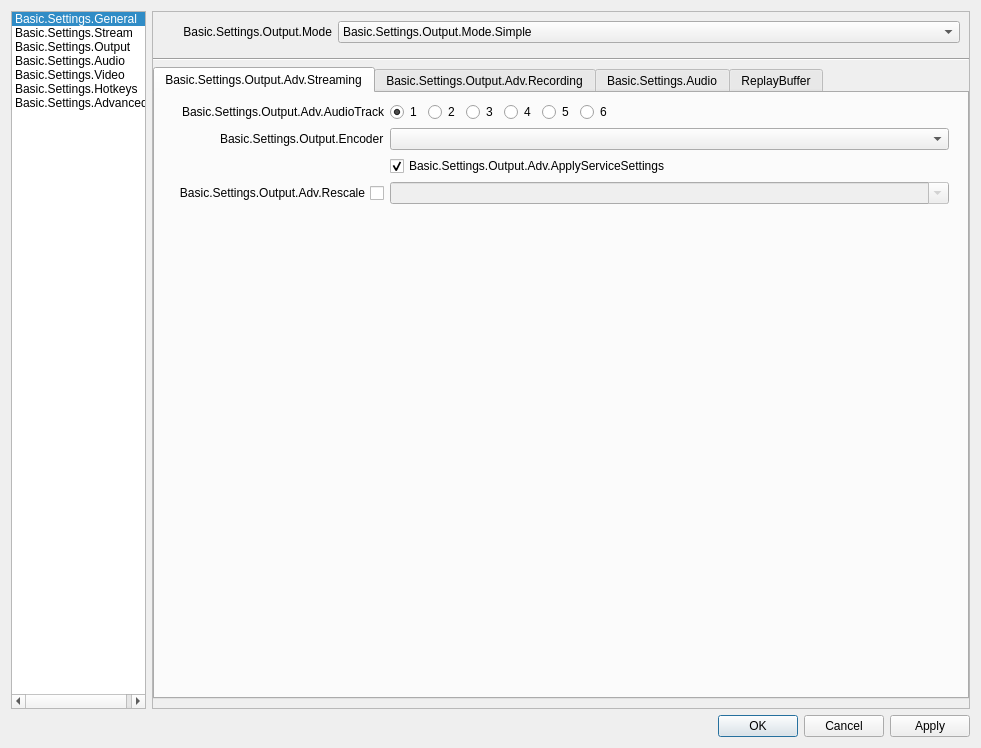
Old version of the form UI/forms/OBSBasicSettings.ui in the repository sahwar/obs-studio.
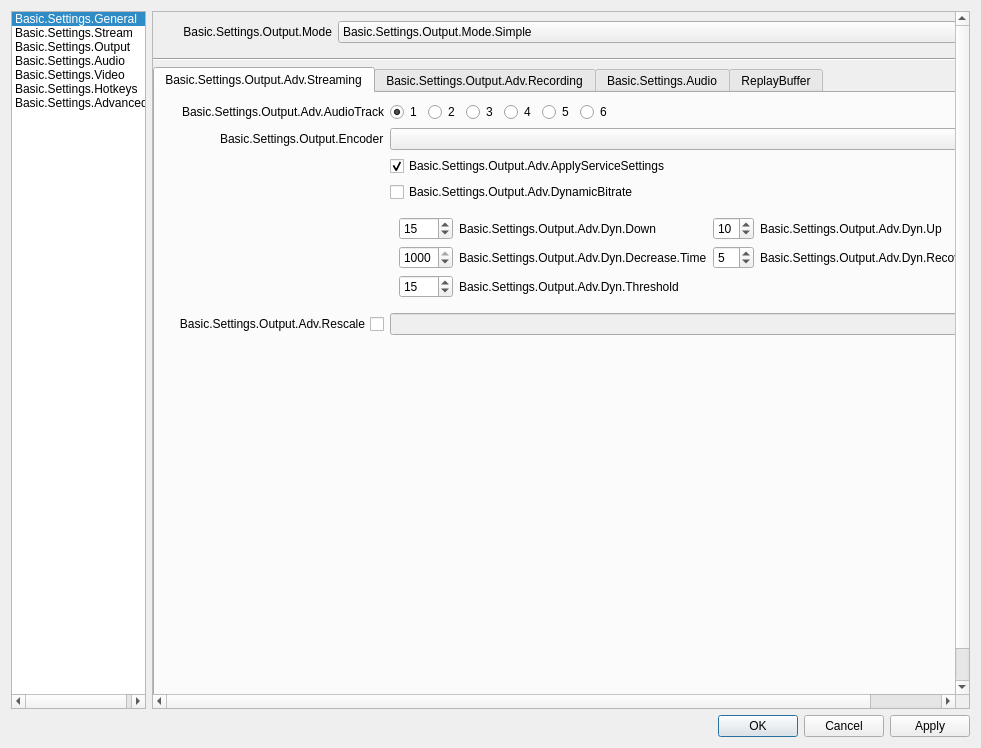
New version of the form. The open tabs and pages were chosen to show the change. Icons and pictures are not drawn.

Commit message:
obs-outputs: Add dynamic variable bitrate
Also modifies obs-x264, obs-ffmpeg/nvenc , enc-amf, obs-qsv11, UI, win-mf, win-dshow, libobs.
Partial port of R1CH code from OBS Classic with some changes from Woodbyte fork.
Strain parameter has been replaced by rtmp congestion.
This allows compatibility with all platforms.

```diff
--- a/UI/forms/OBSBasicSettings.ui
+++ b/UI/forms/OBSBasicSettings.ui
@@ -146,7 +146,7 @@
               <x>0</x>
               <y>-44</y>
               <width>801</width>
-              <height>741</height>
+              <height>866</height>
              </rect>
             </property>
             <layout class="QVBoxLayout" name="verticalLayout_19">
@@ -797,8 +797,8 @@
              <rect>
               <x>0</x>
               <y>0</y>
-              <width>601</width>
-              <height>640</height>
+              <width>932</width>
+              <height>761</height>
              </rect>
             </property>
             <layout class="QVBoxLayout" name="verticalLayout_21">
@@ -1032,10 +1032,10 @@
                       </property>
                      </widget>
                     </item>
-                    <item row="5" column="1">
+                    <item row="6" column="1">
                      <widget class="QComboBox" name="simpleOutPreset"/>
                     </item>
-                    <item row="5" column="0">
+                    <item row="6" column="0">
                      <widget class="QLabel" name="label_24">
                       <property name="enabled">
                        <bool>true</bool>
@@ -1048,7 +1048,7 @@
                       </property>
                      </widget>
                     </item>
-                    <item row="6" column="0">
+                    <item row="7" column="0">
                      <widget class="QLabel" name="label_23">
                       <property name="text">
                        <string>Basic.Settings.Output.CustomEncoderSettings</string>
@@ -1058,7 +1058,7 @@
                       </property>
                      </widget>
                     </item>
-                    <item row="6" column="1">
+                    <item row="7" column="1">
                      <widget class="QLineEdit" name="simpleOutCustom"/>
                     </item>
                     <item row="4" column="1">
@@ -1068,6 +1068,16 @@
                       </property>
                      </widget>
                     </item>
+                    <item row="5" column="1">
+                     <widget class="QCheckBox" name="simpleOutDynamic">
+                      <property name="toolTip">
+                       <string>Basic.Settings.Output.DynamicBitrate.Tooltip</string>
+                      </property>
+                      <property name="text">
+                       <string>Basic.Settings.Output.DynamicBitrate</string>
+                      </property>
+                     </widget>
+                    </item>
                     <item row="1" column="1">
                      <widget class="QComboBox" name="simpleOutStrEncoder"/>
                     </item>
@@ -1552,7 +1562,157 @@
                              </property>
                             </widget>
                            </item>
-                           <item row="4" column="0">
+                           <item row="4" column="1">
+                            <widget class="QCheckBox" name="advOutDynamic">
+                             <property name="toolTip">
+                              <string>Basic.Settings.Output.Adv.DynamicBitrate.Tooltip</string>
+                             </property>
+                             <property name="text">
+                              <string>Basic.Settings.Output.Adv.DynamicBitrate</string>
+                             </property>
+                            </widget>
+                           </item>
+                           <item row="5" column="1">
+                            <widget class="QWidget" name="widget_dyn" native="true">
+                             <property name="minimumSize">
+                              <size>
+                               <width>0</width>
+                               <height>0</height>
+                              </size>
+                             </property>
+                             <layout class="QGridLayout" name="gridLayout">
+                              <item row="0" column="3">
+                               <widget class="QLabel" name="label_67">
+                                <property name="text">
+                                 <string>Basic.Settings.Output.Adv.Dyn.Up</string>
+                                </property>
+                               </widget>
+                              </item>
+                              <item row="2" column="1">
+                               <widget class="QLabel" name="label_68">
+                                <property name="text">
+                                 <string>Basic.Settings.Output.Adv.Dyn.Threshold</string>
+                                </property>
+                               </widget>
+                              </item>
+                              <item row="0" column="2">
+                               <widget class="QSpinBox" name="advOutDynamicUp">
+                                <property name="enabled">
+                                 <bool>true</bool>
+                                </property>
+                                <property name="toolTip">
+                                 <string>Basic.Settings.Output.Adv.DynamicBitrate.Up.Tooltip</string>
+                                </property>
+                                <property name="layoutDirection">
+                                 <enum>Qt::LeftToRight</enum>
+                                </property>
+                                <property name="alignment">
+                                 <set>Qt::AlignLeading|Qt::AlignLeft|Qt::AlignVCenter</set>
+                                </property>
+                                <property name="maximum">
+                                 <number>50</number>
+                                </property>
+                                <property name="value">
+                                 <number>10</number>
+                                </property>
+                                <property name="displayIntegerBase">
+                                 <number>10</number>
+                                </property>
+                               </widget>
+                              </item>
+                              <item row="0" column="0">
+                               <widget class="QSpinBox" name="advOutDynamicDown">
+                                <property name="toolTip">
+                                 <string>Basic.Settings.Output.Adv.DynamicBitrate.Down.Tooltip</string>
+                                </property>
+                                <property name="maximum">
+                                 <number>50</number>
+                                </property>
+                                <property name="value">
+                                 <number>15</number>
+                                </property>
+                               </widget>
+                              </item>
+                              <item row="2" column="0">
+                               <widget class="QSpinBox" name="advOutDynamicThreshold">
+                                <property name="toolTip">
+                                 <string>Basic.Settings.Output.Adv.DynamicBitrate.Threshold.Tooltip</string>
+                                </property>
+                                <property name="maximum">
+                                 <number>20</number>
+                                </property>
+                                <property name="value">
+                                 <number>15</number>
+                                </property>
+                                <property name="displayIntegerBase">
+                                 <number>10</number>
+                                </property>
+                               </widget>
+                              </item>
+                              <item row="0" column="1">
+                               <widget class="QLabel" name="label_66">
+                                <property name="text">
+                                 <string>Basic.Settings.Output.Adv.Dyn.Down</string>
+                                </property>
+                               </widget>
+                              </item>
+                              <item row="1" column="0">
+                               <widget class="QSpinBox" name="advOutDynamicDecreaseTime">
+                                <property name="toolTip">
+                                 <string>Basic.Settings.Output.Adv.DynamicBitrate.DecreaseTime.Tooltip</string>
+                                </property>
+                                <property name="maximum">
+                                 <number>1000</number>
+                                </property>
+                                <property name="singleStep">
+                                 <number>100</number>
+                                </property>
+                                <property name="value">
+                                 <number>1000</number>
+                                </property>
+                               </widget>
+                              </item>
+                              <item row="1" column="2">
+                               <widget class="QSpinBox" name="advOutDynamicRecoveryTime">
+                                <property name="toolTip">
+                                 <string>Basic.Settings.Output.Adv.DynamicBitrate.RecoveryTime.Tooltip</string>
+                                </property>
+                                <property name="maximum">
+                                 <number>30</number>
+                                </property>
+                                <property name="value">
+                                 <number>5</number>
+                                </property>
+                               </widget>
+                              </item>
+                              <item row="1" column="3">
+                               <widget class="QLabel" name="label_69">
+                                <property name="text">
+                                 <string>Basic.Settings.Output.Adv.Dyn.Recovery.Time</string>
+                                </property>
+                               </widget>
+                              </item>
+                              <item row="1" column="1">
+                               <widget class="QLabel" name="label_70">
+                                <property name="text">
+                                 <string>Basic.Settings.Output.Adv.Dyn.Decrease.Time</string>
+                                </property>
+                               </widget>
+                              </item>
+                             </layout>
+                             <zorder>advOutDynamicUp</zorder>
+                             <zorder>label_66</zorder>
+                             <zorder>label_67</zorder>
+                             <zorder>advOutDynamicDown</zorder>
+                             <zorder>advOutDynamicDecreaseTime</zorder>
+                             <zorder>advOutDynamicRecoveryTime</zorder>
+                             <zorder>label_69</zorder>
+                             <zorder>label_70</zorder>
+			     <zorder>advOutDynamicThreshold</zorder>
+			     <zorder>label_68</zorder>
+                            </widget>
+                           </item>
+                           <item row="7" column="0">
                             <widget class="QCheckBox" name="advOutUseRescale">
                              <property name="sizePolicy">
                               <sizepolicy hsizetype="Minimum" vsizetype="Expanding">
@@ -1568,7 +1728,7 @@
                              </property>
                             </widget>
                            </item>
-                           <item row="4" column="1">
+                           <item row="7" column="1">
                             <widget class="QComboBox" name="advOutRescale">
                              <property name="enabled">
                               <bool>false</bool>
@@ -3436,8 +3596,8 @@
              <rect>
               <x>0</x>
               <y>0</y>
-              <width>63</width>
-              <height>16</height>
+              <width>800</width>
+              <height>69</height>
              </rect>
             </property>
            </widget>
```
Left out of the diff: 194 changed lines with no effect on the pictures. The commit also changes 22 other files.
